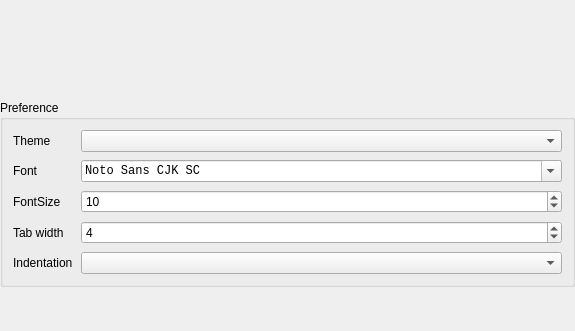
Old version of the form src/settings/qeditconfig.ui in the repository Wing-summer/WingHexExplorer2; both pictures show x 0 to 575 and y 0 to 331 of the 575 by 586 pixel window.
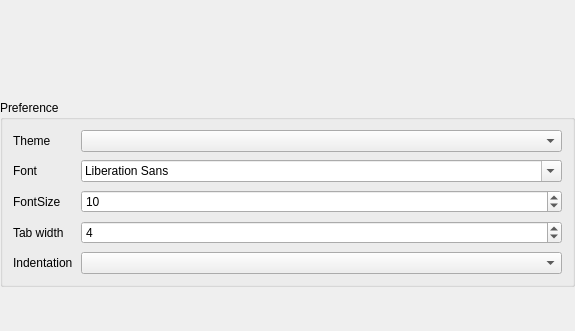
New version of the form.

What changed in the file:
```diff
--- a/src/settings/qeditconfig.ui
+++ b/src/settings/qeditconfig.ui
@@ -93,18 +93,7 @@
        </widget>
       </item>
       <item row="1" column="1">
-       <widget class="QFontComboBox" name="cbFont">
-        <property name="font">
-         <font>
-          <family>Monospace</family>
-         </font>
-        </property>
-        <property name="currentFont">
-         <font>
-          <family>Noto Sans CJK SC</family>
-         </font>
-        </property>
-       </widget>
+       <widget class="QFontComboBox" name="cbFont"/>
       </item>
       <item row="1" column="0">
        <widget class="QLabel" name="label_3">
```
